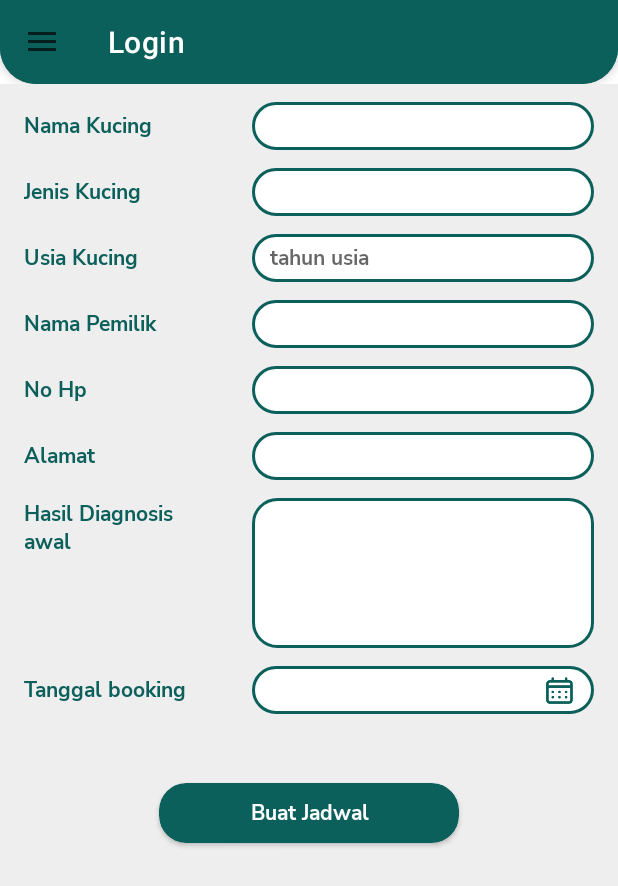
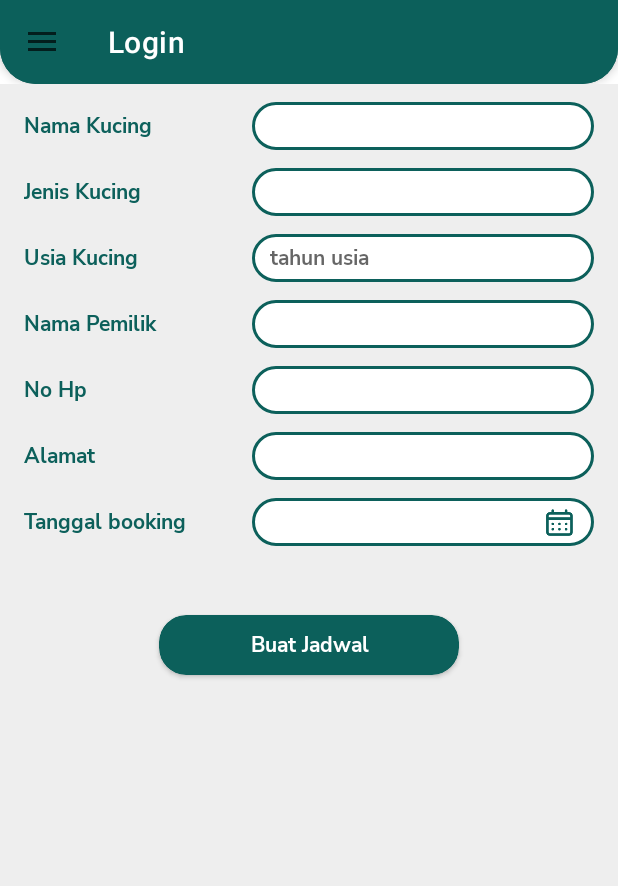
Before and after one commit to aeon-bit/sun-swimming-course, an Android app: the BookingJadwalFragment screen opened through its navigation route, on a phone screen of 412 x 824 dp. Shown: the top 886 px of the screen. Run offline under Robolectric (Android 15) with nearby library versions, the phone set to English and light mode, and no system bars; our stand-ins replace CircleImageView, Volley, navigation-ui; network calls fail; pictures from the network do not load; 5 statements that could not run were skipped.

Commit message:
19 juli 6

```diff
--- a/app/src/main/java/com/yasinta/kesehatankucing/ui/bookingjadwal/BookingJadwalFragment.java
+++ b/app/src/main/java/com/yasinta/kesehatankucing/ui/bookingjadwal/BookingJadwalFragment.java
@@ -63,7 +63,7 @@ public class BookingJadwalFragment extends Fragment {
         EditText et_namaPemilikBook = root.findViewById(R.id.et_namaPemilikBook);
         EditText et_noHpBook = root.findViewById(R.id.et_noHpBook);
         EditText et_alamatBook = root.findViewById(R.id.et_alamatBook);
-        EditText et_hasilDiagnosisBook = root.findViewById(R.id.et_hasilDiagnosisBook);
+//        EditText et_hasilDiagnosisBook = root.findViewById(R.id.et_hasilDiagnosisBook);
         EditText et_tglBook = root.findViewById(R.id.et_tglBook);
         CardView cv_btnPerformBuatJadwal = root.findViewById(R.id.cv_btnPerformBuatJadwal);
 
--- a/app/src/main/java/com/yasinta/kesehatankucing/ui/history/DetailHistoriPeriksa.java
+++ b/app/src/main/java/com/yasinta/kesehatankucing/ui/history/DetailHistoriPeriksa.java
@@ -47,9 +47,13 @@ public class DetailHistoriPeriksa extends Fragment {
     RequestQueue requestQueue;
     List<Histories> listHistori;
 
+    TextView tv_namaKucingDetailHistory;
+
     public View onCreateView(@NonNull LayoutInflater inflater,
                              ViewGroup container, Bundle savedInstanceState) {
         View root = inflater.inflate(R.layout.fragment_detail_history_periksa, container, false);
+
+        tv_namaKucingDetailHistory = root.findViewById(R.id.tv_namaKucingDetailHistory);
 
         rv_gejalaDetail = root.findViewById(R.id.rv_gejalaDetail);
         requestQueue = Volley.newRequestQueue(getContext());
@@ -122,8 +126,6 @@ public class DetailHistoriPeriksa extends Fragment {
                                 rvAdapter.notifyDataSetChanged();
 
 
-                                TextView tv_namaKucingDetailHistory = getView().findViewById(R.id.tv_namaKucingDetailHistory);
-
                                 tv_namaKucingDetailHistory.setText(histories.getJSONObject("user").getString("nama_kucing"));
                                 Log.d("detail", "nama_kucing: " + histories.getJSONObject("user").getString("nama_kucing"));
                             }
--- a/app/src/main/res/layout/fragment_booking_jadwal.xml
+++ b/app/src/main/res/layout/fragment_booking_jadwal.xml
@@ -187,33 +187,33 @@
                 android:background="@drawable/xmlbg_input_outline"/>
         </LinearLayout>
 <!--        diagnosis awal-->
-        <LinearLayout
-            android:layout_width="match_parent"
-            android:layout_height="100dp"
-            android:weightSum="100"
-            android:layout_marginTop="12dp">
-            <TextView
-                android:layout_width="0dp"
-                android:layout_height="match_parent"
-                android:layout_weight="40"
-                android:text="Hasil Diagnosis\nawal"
-                android:gravity="top"
-                android:fontFamily="@font/nunito_bold"
-                android:textColor="@color/secondary"/>
-            <EditText
-                android:id="@+id/et_hasilDiagnosisBook"
-                android:layout_width="0dp"
-                android:layout_height="match_parent"
-                android:layout_weight="60"
-                android:textSize="14dp"
-                android:fontFamily="@font/nunito_bold"
-                android:paddingHorizontal="12dp"
-                android:maxLines="4"
-                android:ellipsize="end"
-                android:gravity="top"
-                android:textColor="@color/secondary"
-                android:background="@drawable/xmlbg_input_outline"/>
-        </LinearLayout>
+<!--        <LinearLayout-->
+<!--            android:layout_width="match_parent"-->
+<!--            android:layout_height="100dp"-->
+<!--            android:weightSum="100"-->
+<!--            android:layout_marginTop="12dp">-->
+<!--            <TextView-->
+<!--                android:layout_width="0dp"-->
+<!--                android:layout_height="match_parent"-->
+<!--                android:layout_weight="40"-->
+<!--                android:text="Hasil Diagnosis\nawal"-->
+<!--                android:gravity="top"-->
+<!--                android:fontFamily="@font/nunito_bold"-->
+<!--                android:textColor="@color/secondary"/>-->
+<!--            <EditText-->
+<!--                android:id="@+id/et_hasilDiagnosisBook"-->
+<!--                android:layout_width="0dp"-->
+<!--                android:layout_height="match_parent"-->
+<!--                android:layout_weight="60"-->
+<!--                android:textSize="14dp"-->
+<!--                android:fontFamily="@font/nunito_bold"-->
+<!--                android:paddingHorizontal="12dp"-->
+<!--                android:maxLines="4"-->
+<!--                android:ellipsize="end"-->
+<!--                android:gravity="top"-->
+<!--                android:textColor="@color/secondary"-->
+<!--                android:background="@drawable/xmlbg_input_outline"/>-->
+<!--        </LinearLayout>-->
 <!--        tgl booking-->
         <LinearLayout
             android:layout_width="match_parent"
```
